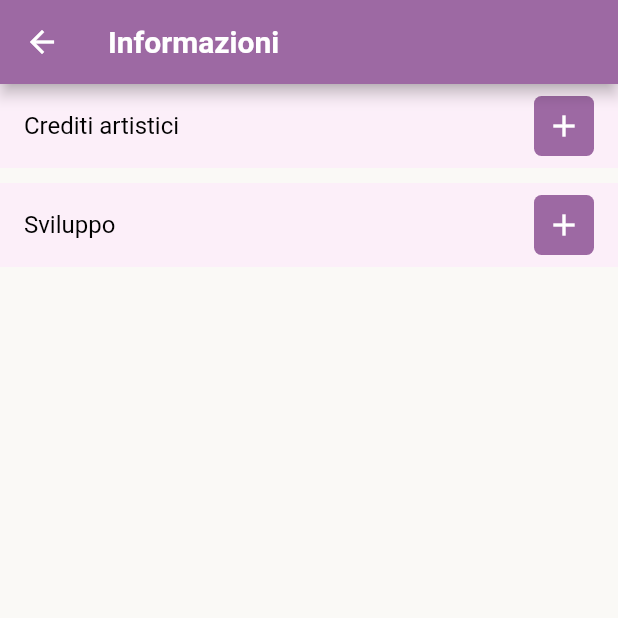
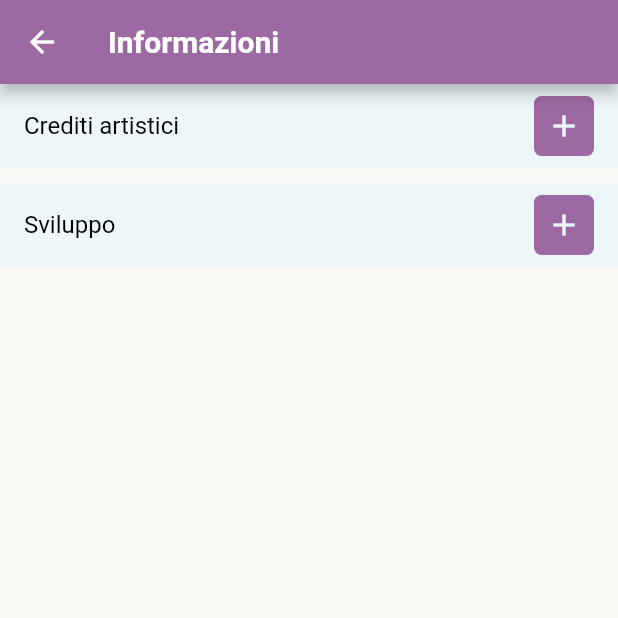
Before and after one commit to VanniMaceria/TalkAndTextEditor, a Flutter app: the screen it shows after launch, after a tap on the "toc" icon, on a phone screen of 412 x 824 dp, the top half of it. Run offline on Flutter 3.47's test engine with Material 2 defaults, Android fonts, the phone set to English and light mode, and no system bars; our stand-ins replace fluttertoast, shared_preferences, speech_to_text; Roboto replaces fonts that are missing (TitilliumWeb).

Commit message:
migliorata UI

```diff
--- a/lib/info.dart
+++ b/lib/info.dart
@@ -25,7 +25,7 @@ class _InfoState extends State<Info> {
     return Column(
       children: <Widget>[
         ListTile(
-          tileColor: const Color(0xFFFCEFF9),
+          tileColor: const Color(0xFFedf6f9),
           title: Text(
             titolo,
             style: const TextStyle(color: Colors.black),
@@ -44,14 +44,14 @@ class _InfoState extends State<Info> {
                 toggleExpanded(index);
               },
               icon: Icon(isExpanded[index] ? Icons.remove : Icons.add),
-              color: Colors.white,
+              color: const Color(0xFFedf6f9),
             ),
           ),
         ),
         if (isExpanded[index])
           Container(
             width: double.infinity,
-            color: const Color(0xFFFCEFF9),
+            color: const Color(0xFFedf6f9),
             child: Padding(
               padding:
                   const EdgeInsets.symmetric(horizontal: 16.0, vertical: 10.0),
--- a/lib/nota.dart
+++ b/lib/nota.dart
@@ -58,15 +58,13 @@ class _NotaState extends State<Nota> {
 
     //aggiorno la lista delle note
     await prefs.setStringList('listaNote', _noteList);
-    print("Note salvate: $_noteList");
+    //print("Note salvate: $_noteList");
 
     Fluttertoast.showToast(
       msg: "Nota salvata",
       toastLength: Toast.LENGTH_SHORT,
       gravity: ToastGravity.CENTER,
       timeInSecForIosWeb: 1,
-      backgroundColor: Colors.black87,
-      textColor: Colors.white,
       fontSize: 16.0,
     );
 
@@ -83,6 +81,7 @@ class _NotaState extends State<Nota> {
   @override
   Widget build(BuildContext context) {
     return Scaffold(
+      backgroundColor: const Color(0xFFedf6f9),
       appBar: AppBar(
         backgroundColor: const Color(0xFF9d69a3),
         title: const Text(
--- a/lib/registra.dart
+++ b/lib/registra.dart
@@ -25,7 +25,7 @@ class _RegistraState extends State<Registra> {
   void _caricaLista() async {
     SharedPreferences prefs = await SharedPreferences.getInstance();
     _noteList = prefs.getStringList('listaNote');
-    print("Lista note: $_noteList");
+    //print("Lista note: $_noteList");
   }
 
   int restituisciAlmenoIndiceZero() {
@@ -66,7 +66,7 @@ class _RegistraState extends State<Registra> {
           actions: <Widget>[
             TextButton(
               onPressed: () {
-                Navigator.of(context).pop(); // Chiudi l'alert
+                Navigator.of(context).pop(); //Chiudi l'alert
               },
               child: const Text(
                 "No",
@@ -137,7 +137,7 @@ class _RegistraState extends State<Registra> {
                 child: Container(
                   padding: const EdgeInsets.all(10),
                   margin:
-                      const EdgeInsets.symmetric(vertical: 10, horizontal: 10),
+                      const EdgeInsets.symmetric(vertical: 15, horizontal: 20),
                   width: double.infinity,
                   color: Colors.grey[200],
                   child: Text(
```
Also changed, not shown: lib/my_notes.dart (+69 -12 lines).
